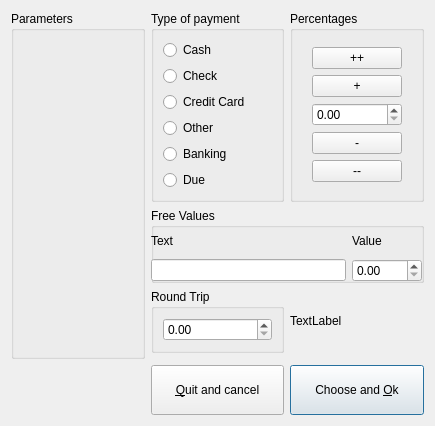
Qt form plugins/accountplugin/receipts/choicedialog.ui (FreeHealth/freehealth) before a commit.
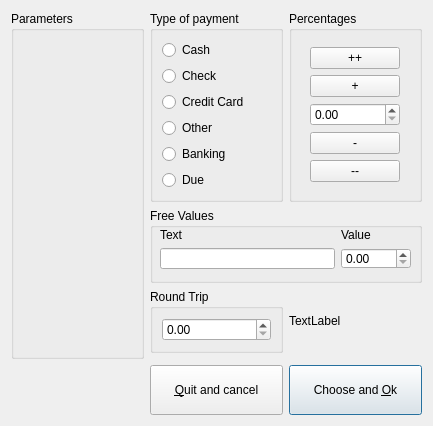
The same form after that commit.

Commit message: freeaccount:independant and litle bug fixed

Diff of the .ui file:
```diff
--- a/plugins/accountplugin/receipts/choicedialog.ui
+++ b/plugins/accountplugin/receipts/choicedialog.ui
@@ -6,7 +6,7 @@
    <rect>
     <x>0</x>
     <y>0</y>
-    <width>435</width>
+    <width>433</width>
     <height>421</height>
    </rect>
   </property>
@@ -140,20 +140,20 @@
       <widget class="QGroupBox" name="freeBox">
        <property name="minimumSize">
         <size>
-         <width>0</width>
+         <width>270</width>
          <height>75</height>
         </size>
        </property>
        <property name="title">
         <string>Free Values</string>
        </property>
-       <widget class="QWidget" name="layoutWidget">
+       <widget class="QWidget" name="">
         <property name="geometry">
          <rect>
-          <x>0</x>
+          <x>10</x>
           <y>20</y>
-          <width>271</width>
-          <height>54</height>
+          <width>251</width>
+          <height>41</height>
          </rect>
         </property>
         <layout class="QGridLayout" name="gridLayout_8">
```
Left out of the diff: 14 changed lines with no effect on the pictures. The commit also changes 2 other files.
